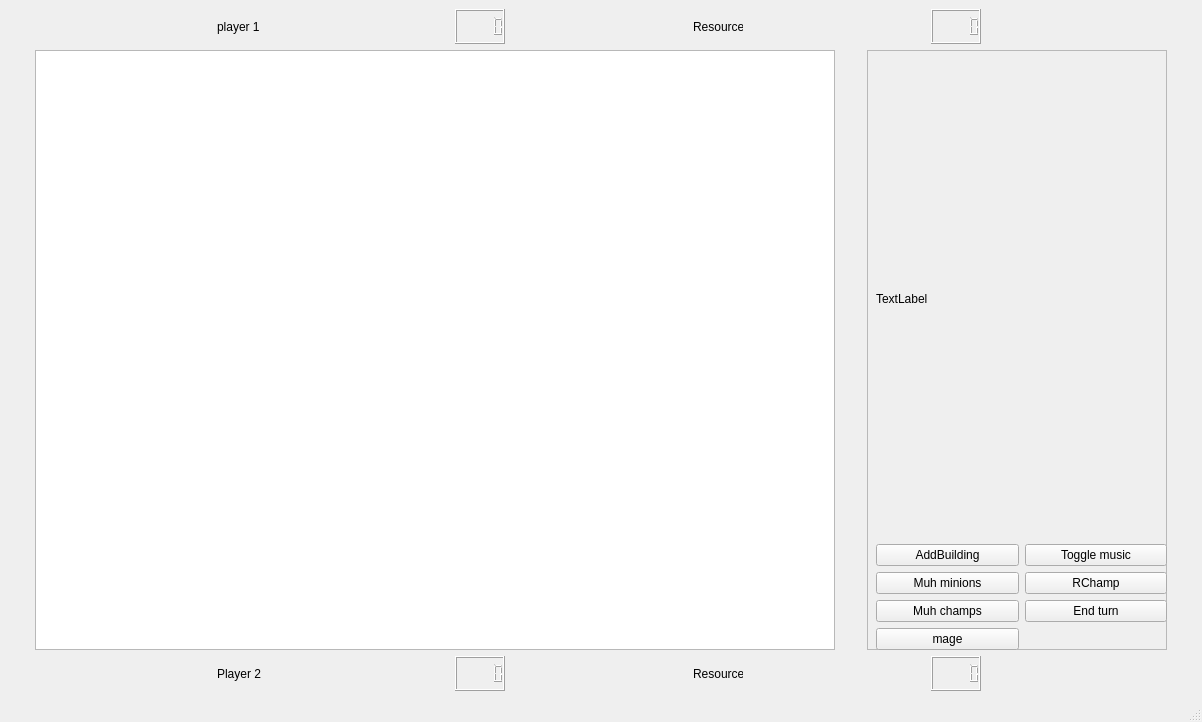
Qt form Game/mapwindow.ui (Kujanenj/ohjelmointi3) before a commit.
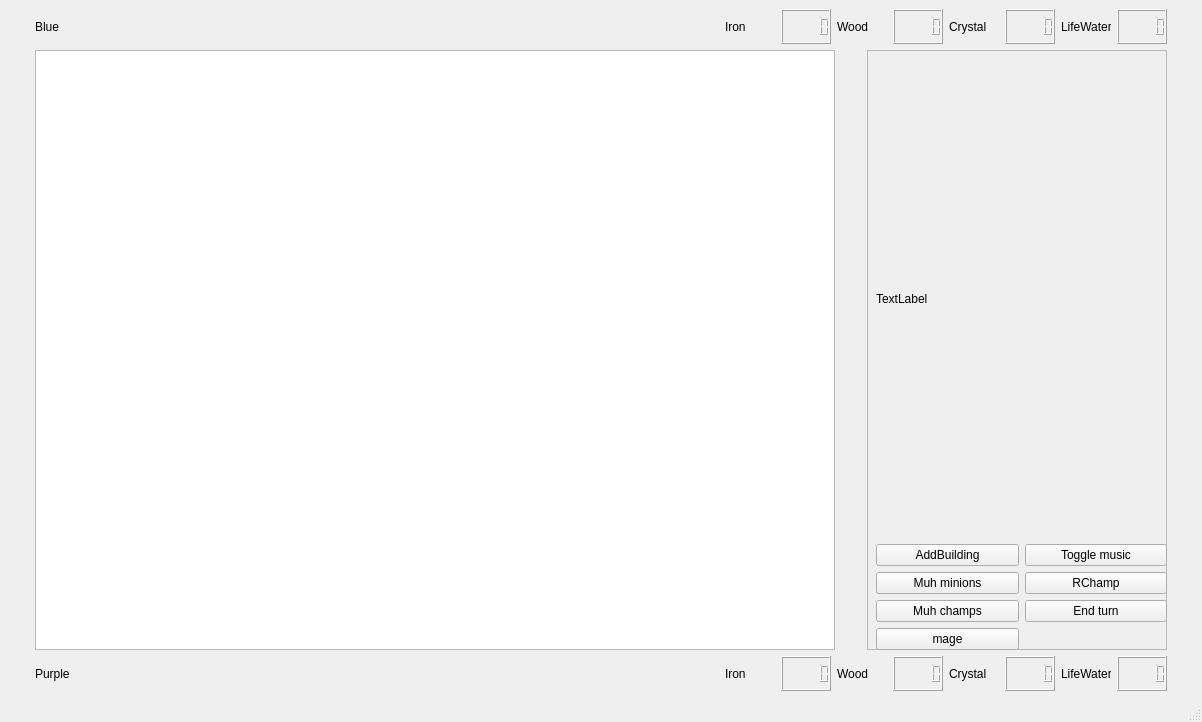
The same form after that commit.

Diff of the .ui file:
```diff
--- a/Game/mapwindow.ui
+++ b/Game/mapwindow.ui
@@ -26,35 +26,101 @@
          </size>
         </property>
         <property name="text">
-         <string>player 1</string>
+         <string>Blue</string>
         </property>
        </widget>
       </item>
       <item>
-       <widget class="QLCDNumber" name="player1Resource1LED">
+       <widget class="QLabel" name="spaceFillerLabel">
+        <property name="text">
+         <string/>
+        </property>
+       </widget>
+      </item>
+      <item>
+       <widget class="QLabel" name="bluerIronLabel">
         <property name="maximumSize">
          <size>
           <width>50</width>
           <height>16777215</height>
          </size>
         </property>
+        <property name="text">
+         <string>Iron</string>
+        </property>
        </widget>
       </item>
       <item>
-       <widget class="QLabel" name="player1Resource1Label_2">
+       <widget class="QLCDNumber" name="blueIronLCD">
         <property name="maximumSize">
          <size>
           <width>50</width>
           <height>16777215</height>
          </size>
         </property>
+       </widget>
+      </item>
+      <item>
+       <widget class="QLabel" name="BlueWoodLabel">
+        <property name="maximumSize">
+         <size>
+          <width>50</width>
+          <height>16777215</height>
+         </size>
+        </property>
         <property name="text">
-         <string>Resource1</string>
+         <string>Wood</string>
         </property>
        </widget>
       </item>
       <item>
-       <widget class="QLCDNumber" name="player1Resource2LED">
+       <widget class="QLCDNumber" name="blueWoodLCD">
+        <property name="maximumSize">
+         <size>
+          <width>50</width>
+          <height>50</height>
+         </size>
+        </property>
+       </widget>
+      </item>
+      <item>
+       <widget class="QLabel" name="blueCrystalLabel">
+        <property name="maximumSize">
+         <size>
+          <width>50</width>
+          <height>16777215</height>
+         </size>
+        </property>
+        <property name="text">
+         <string>Crystal</string>
+        </property>
+       </widget>
+      </item>
+      <item>
+       <widget class="QLCDNumber" name="blueCrystalLCD">
+        <property name="maximumSize">
+         <size>
+          <width>50</width>
+          <height>16777215</height>
+         </size>
+        </property>
+       </widget>
+      </item>
+      <item>
+       <widget class="QLabel" name="blueLifeWaterLabel">
+        <property name="maximumSize">
+         <size>
+          <width>50</width>
+          <height>16777215</height>
+         </size>
+        </property>
+        <property name="text">
+         <string>LifeWater</string>
+        </property>
+       </widget>
+      </item>
+      <item>
+       <widget class="QLCDNumber" name="blueLifeWaterLCD">
         <property name="maximumSize">
          <size>
           <width>50</width>
@@ -76,35 +142,101 @@
          </size>
         </property>
         <property name="text">
-         <string>Player 2</string>
+         <string>Purple</string>
         </property>
        </widget>
       </item>
       <item>
-       <widget class="QLCDNumber" name="player2Resource1LED">
+       <widget class="QLabel" name="spaceFillerLabel_2">
+        <property name="text">
+         <string/>
+        </property>
+       </widget>
+      </item>
+      <item>
+       <widget class="QLabel" name="purpleIronLabel">
         <property name="maximumSize">
          <size>
           <width>50</width>
           <height>16777215</height>
          </size>
         </property>
+        <property name="text">
+         <string>Iron</string>
+        </property>
        </widget>
       </item>
       <item>
-       <widget class="QLabel" name="player2RecourceLabel">
+       <widget class="QLCDNumber" name="purpleIronLCD">
         <property name="maximumSize">
          <size>
           <width>50</width>
           <height>16777215</height>
          </size>
         </property>
+       </widget>
+      </item>
+      <item>
+       <widget class="QLabel" name="purpleWoodLabel">
+        <property name="maximumSize">
+         <size>
+          <width>50</width>
+          <height>16777215</height>
+         </size>
+        </property>
         <property name="text">
-         <string>Resource1</string>
+         <string>Wood</string>
         </property>
        </widget>
       </item>
       <item>
-       <widget class="QLCDNumber" name="player2Resource2LED">
+       <widget class="QLCDNumber" name="purpleWoodLCD">
+        <property name="maximumSize">
+         <size>
+          <width>50</width>
+          <height>16777215</height>
+         </size>
+        </property>
+       </widget>
+      </item>
+      <item>
+       <widget class="QLabel" name="purpleCrystalLabel">
+        <property name="maximumSize">
+         <size>
+          <width>50</width>
+          <height>16777215</height>
+         </size>
+        </property>
+        <property name="text">
+         <string>Crystal</string>
+        </property>
+       </widget>
+      </item>
+      <item>
+       <widget class="QLCDNumber" name="purpleCrystalLCD">
+        <property name="maximumSize">
+         <size>
+          <width>50</width>
+          <height>16777215</height>
+         </size>
+        </property>
+       </widget>
+      </item>
+      <item>
+       <widget class="QLabel" name="purpleLifeWaterLabel">
+        <property name="maximumSize">
+         <size>
+          <width>50</width>
+          <height>16777215</height>
+         </size>
+        </property>
+        <property name="text">
+         <string>LifeWater</string>
+        </property>
+       </widget>
+      </item>
+      <item>
+       <widget class="QLCDNumber" name="purpleLifeWaterLCD">
         <property name="maximumSize">
          <size>
           <width>50</width>
```
Left out of the diff: 48 changed lines with no effect on the pictures.
